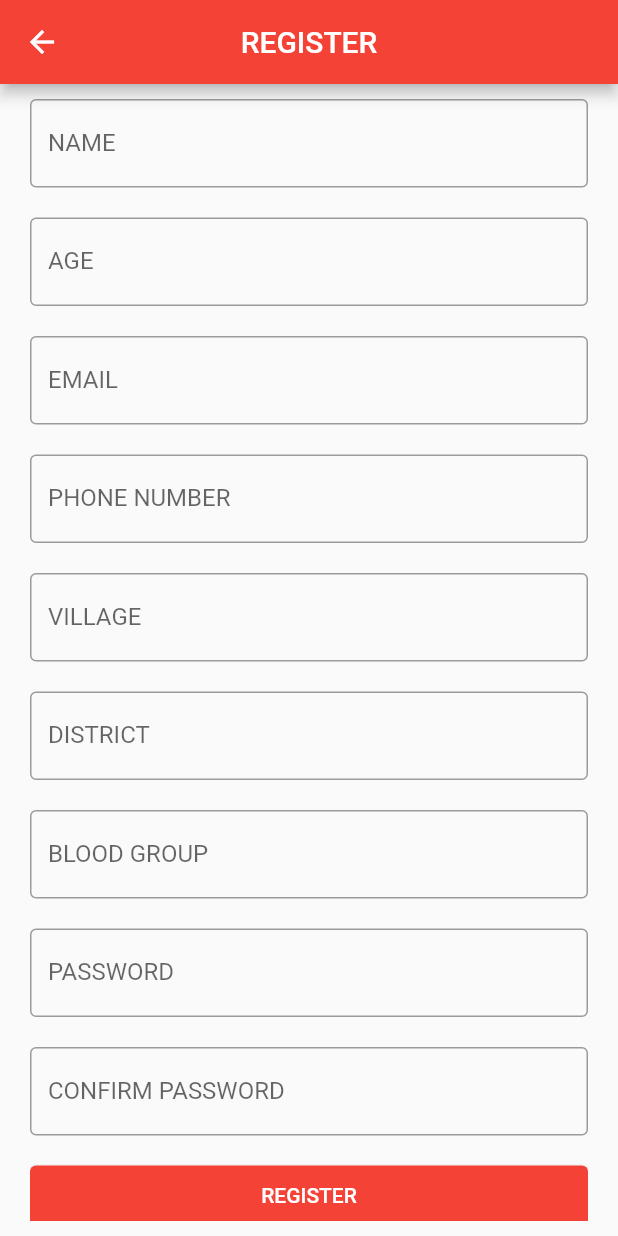
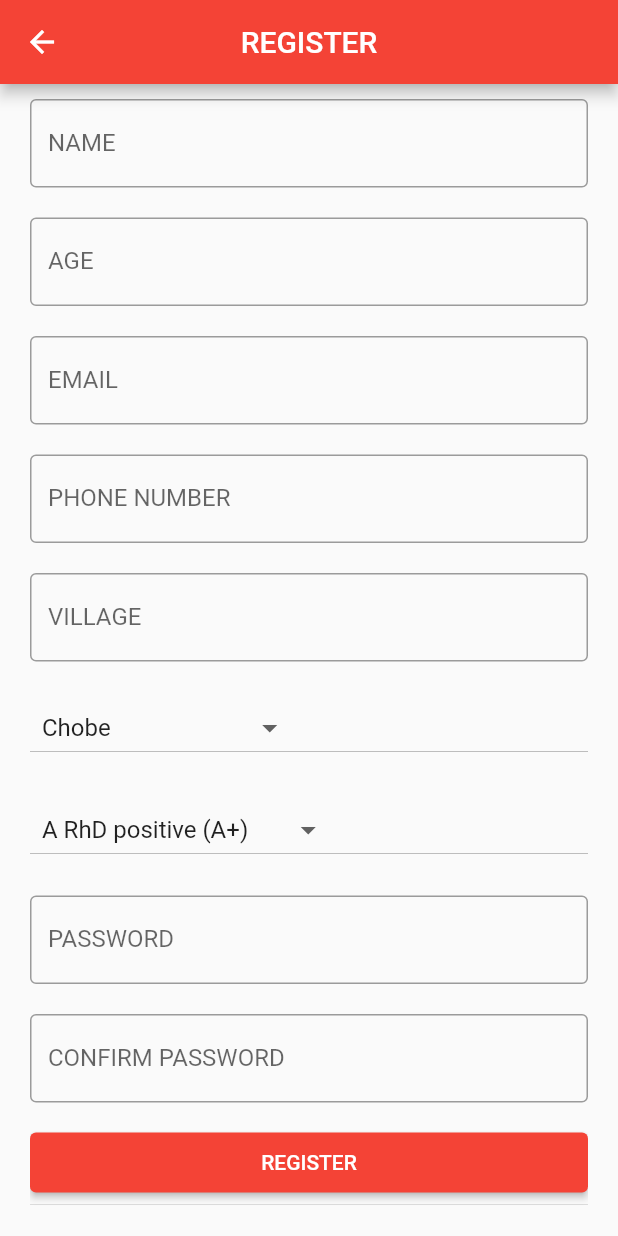
Before and after one commit to geek911/BW-Blood-Services, a Flutter app: the RegisterPage screen opened by its route, on a phone screen of 412 x 824 dp. Run offline on Flutter 3.47's test engine with Material 2 defaults, Android fonts, the phone set to English and light mode, and no system bars; our stand-ins replace cloud_firestore, firebase_auth, firebase_core; accounts and stored records are empty.

Commit message:
MAJORITY OF THE ADMIN FUNCTIONS ARE NOW FUNCTIONAL

```diff
--- a/lib/constants/values.dart
+++ b/lib/constants/values.dart
@@ -8,3 +8,16 @@ const BLOOD_GROUPS = [
   'AB RhD positive (AB+)',
   'AB RhD negative (AB-)'
 ];
+
+const DISTRICTS = [
+  'Chobe',
+  'Ngamilang',
+  'Ghanzi District',
+  'Kgalagadi District',
+  'Kweneng District',
+  'Kgatleng District',
+  'Central District',
+  'North-East District',
+  'Southern District',
+  'South-East District'
+];
--- a/lib/pages/add_daily_tip_page.dart
+++ b/lib/pages/add_daily_tip_page.dart
@@ -60,7 +60,7 @@ class AddDailyTipPage extends StatelessWidget {
                 height: 40,
                 width: double.infinity,
                 child: ElevatedButton(
-                  child: Text('ADD TIP'),
+                  child: Text('POST'),
                   onPressed: () async {
                     if (_formKey.currentState.validate()) {
                       await _addTip();
--- a/lib/pages/register_page.dart
+++ b/lib/pages/register_page.dart
@@ -1,3 +1,4 @@
+import 'package:bw_blood_final/constants/values.dart';
 import 'package:bw_blood_final/models/application_user.dart';
 import 'package:bw_blood_final/services/user_service.dart';
 import 'package:bw_blood_final/utils/validator.dart';
@@ -41,6 +42,13 @@ class _RegisterPageState extends State<RegisterPage> {
     UserService service = UserService();
     var result = await service.register(user);
     return result;
+  }
+
+  @override
+  void initState() {
+    bloodGroupConfirmController.text = BLOOD_GROUPS[0];
+    districtConfirmController.text = DISTRICTS[0];
+    super.initState();
   }
 
   @override
@@ -114,24 +122,43 @@ class _RegisterPageState extends State<RegisterPage> {
                 SizedBox(
                   height: 20,
                 ),
-                TextFormField(
-                  validator: validate,
-                  controller: districtConfirmController,
-                  decoration: InputDecoration(
-                    labelText: 'DISTRICT',
-                    border: OutlineInputBorder(),
+            DropdownButton<String>(
+              value: districtConfirmController.text,
+              items: DISTRICTS.map((String value) {
+                return DropdownMenuItem<String>(
+                  value: value,
+                  child: Padding(
+                    padding: const EdgeInsets.all(8.0),
+                    child: Text(value),
                   ),
-                ),
+                );
+              }).toList(),
+              onChanged: (value) {
+                setState(() {
+                  districtConfirmController.text = value;
+                });
+              },
+            ),
+
                 SizedBox(
                   height: 20,
                 ),
-                TextFormField(
-                  validator: validateBloodGroup,
-                  controller: bloodGroupConfirmController,
-                  decoration: InputDecoration(
-                    labelText: 'BLOOD GROUP',
-                    border: OutlineInputBorder(),
-                  ),
+                DropdownButton<String>(
+                  value: bloodGroupConfirmController.text,
+                  items: BLOOD_GROUPS.map((String value) {
+                    return DropdownMenuItem<String>(
+                      value: value,
+                      child: Padding(
+                        padding: const EdgeInsets.all(8.0),
+                        child: Text(value),
+                      ),
+                    );
+                  }).toList(),
+                  onChanged: (value) {
+                    setState(() {
+                      bloodGroupConfirmController.text = value;
+                    });
+                  },
                 ),
                 SizedBox(
                   height: 20,
```
Also changed, not shown: lib/pages/edit_profile.dart (+35 -19 lines).
